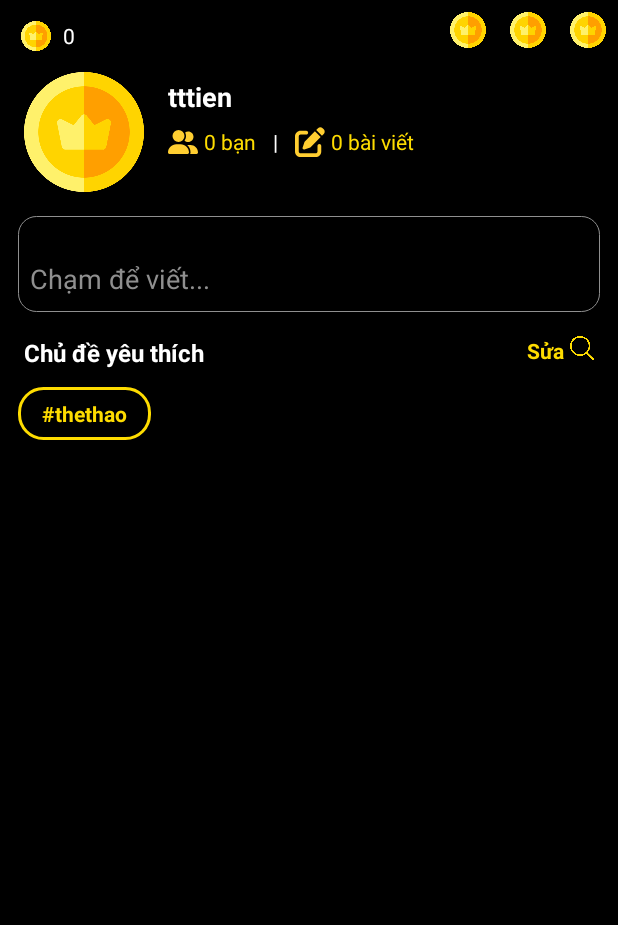
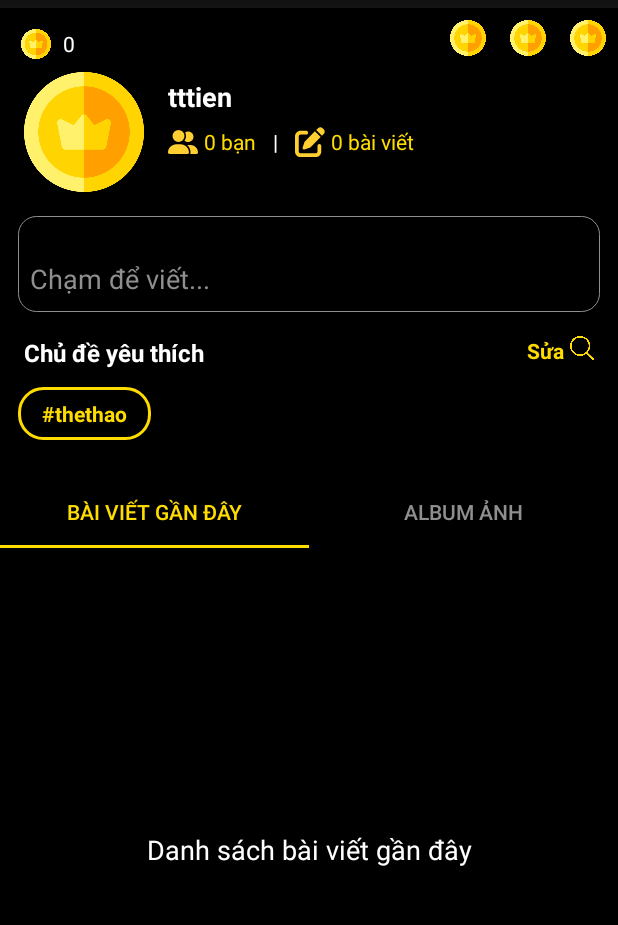
Before and after one commit to NgTienDung1706/AppSocialNetwork, an Android app: the fragment ProfileFragment shown on its own in the app's theme, on a phone screen of 412 x 824 dp, the part 84-1009 px from its top. Run offline under Robolectric (Android 15) with nearby library versions, the phone set to English and light mode, and no system bars; our stand-ins replace FlexboxLayout.

Commit message:
update profile 2

```diff
--- /dev/null
+++ b/app/src/main/java/vn/tiendung/socialnetwork/Adapter/ViewPagerAdapter.java
@@ -0,0 +1,33 @@
+package vn.tiendung.socialnetwork.Adapter;
+
+import androidx.annotation.NonNull;
+import androidx.fragment.app.Fragment;
+import androidx.fragment.app.FragmentActivity;
+import androidx.viewpager2.adapter.FragmentStateAdapter;
+
+import vn.tiendung.socialnetwork.Fragment.AlbumFragment;
+import vn.tiendung.socialnetwork.Fragment.RecentPostsFragment;
+
+public class ViewPagerAdapter extends FragmentStateAdapter {
+    public ViewPagerAdapter(@NonNull FragmentActivity fragmentActivity) {
+        super(fragmentActivity);
+    }
+
+    @NonNull
+    @Override
+    public Fragment createFragment(int position) {
+        switch (position) {
+            case 0:
+                return new RecentPostsFragment(); // Tab 1
+            case 1:
+                return new AlbumFragment(); // Tab 2
+            default:
+                return new RecentPostsFragment();
+        }
+    }
+
+    @Override
+    public int getItemCount() {
+        return 2; // Tổng số tab
+    }
+}
--- /dev/null
+++ b/app/src/main/java/vn/tiendung/socialnetwork/Fragment/AlbumFragment.java
@@ -0,0 +1,20 @@
+package vn.tiendung.socialnetwork.Fragment;
+
+import android.os.Bundle;
+import android.view.LayoutInflater;
+import android.view.View;
+import android.view.ViewGroup;
+
+import androidx.annotation.NonNull;
+import androidx.annotation.Nullable;
+import androidx.fragment.app.Fragment;
+
+import vn.tiendung.socialnetwork.R;
+
+public class AlbumFragment extends Fragment {
+    @Nullable
+    @Override
+    public View onCreateView(@NonNull LayoutInflater inflater, @Nullable ViewGroup container, @Nullable Bundle savedInstanceState) {
+        return inflater.inflate(R.layout.album_fragment, container, false);
+    }
+}
--- a/app/src/main/java/vn/tiendung/socialnetwork/Fragment/ProfileFragment.java
+++ b/app/src/main/java/vn/tiendung/socialnetwork/Fragment/ProfileFragment.java
@@ -8,13 +8,36 @@ import android.view.ViewGroup;
 import androidx.annotation.NonNull;
 import androidx.annotation.Nullable;
 import androidx.fragment.app.Fragment;
+import androidx.viewpager2.widget.ViewPager2;
 
+import com.google.android.material.tabs.TabLayout;
+import com.google.android.material.tabs.TabLayoutMediator;
+
+import vn.tiendung.socialnetwork.Adapter.ViewPagerAdapter;
 import vn.tiendung.socialnetwork.R;
 
 public class ProfileFragment extends Fragment {
     @Nullable
     @Override
     public View onCreateView(@NonNull LayoutInflater inflater, @Nullable ViewGroup container, @Nullable Bundle savedInstanceState) {
-        return inflater.inflate(R.layout.profile_fragment, container, false);
+        // Tạo View trước khi return
+        View view = inflater.inflate(R.layout.profile_fragment, container, false);
+
+        TabLayout tabLayout = view.findViewById(R.id.tabLayout);
+        ViewPager2 viewPager = view.findViewById(R.id.viewPager);
+
+        ViewPagerAdapter adapter = new ViewPagerAdapter(getActivity());
+        viewPager.setAdapter(adapter);
+
+        // Liên kết TabLayout với ViewPager2
+        new TabLayoutMediator(tabLayout, viewPager, (tab, position) -> {
+            if (position == 0) {
+                tab.setText("Bài viết gần đây");
+            } else {
+                tab.setText("Album ảnh");
+            }
+        }).attach();
+
+        return view; // ĐẢM BẢO return SAU KHI setup xong
     }
 }
--- /dev/null
+++ b/app/src/main/java/vn/tiendung/socialnetwork/Fragment/RecentPostsFragment.java
@@ -0,0 +1,20 @@
+package vn.tiendung.socialnetwork.Fragment;
+
+import android.os.Bundle;
+import android.view.LayoutInflater;
+import android.view.View;
+import android.view.ViewGroup;
+
+import androidx.annotation.NonNull;
+import androidx.annotation.Nullable;
+import androidx.fragment.app.Fragment;
+
+import vn.tiendung.socialnetwork.R;
+
+public class RecentPostsFragment extends Fragment {
+    @Nullable
+    @Override
+    public View onCreateView(@NonNull LayoutInflater inflater, @Nullable ViewGroup container, @Nullable Bundle savedInstanceState) {
+        return inflater.inflate(R.layout.recent_posts_fragment, container, false);
+    }
+}
--- /dev/null
+++ b/app/src/main/res/layout/album_fragment.xml
@@ -0,0 +1,14 @@
+<?xml version="1.0" encoding="utf-8"?>
+<androidx.constraintlayout.widget.ConstraintLayout xmlns:android="http://schemas.android.com/apk/res/android"
+    android:layout_width="match_parent"
+    android:layout_height="match_parent">
+
+    <TextView
+        android:layout_width="match_parent"
+        android:layout_height="match_parent"
+        android:gravity="center"
+        android:text="Danh sách album ảnh"
+        android:textColor="@color/white"
+        android:textSize="18sp" />
+
+</androidx.constraintlayout.widget.ConstraintLayout>
--- a/app/src/main/res/layout/profile_fragment.xml
+++ b/app/src/main/res/layout/profile_fragment.xml
@@ -11,6 +11,7 @@
         layout="@layout/toolbarprofile_item"
         android:layout_width="match_parent"
         android:layout_height="wrap_content"
+        android:layout_marginTop="5dp"
         app:layout_constraintEnd_toEndOf="parent"
         app:layout_constraintStart_toStartOf="parent"
         app:layout_constraintTop_toTopOf="parent" />
@@ -114,7 +115,7 @@
             android:layout_marginStart="8dp"
             android:layout_marginTop="4dp"
             android:layout_marginBottom="3dp"
-            android:text="Đôi lời về bản thân"
+            android:text="Giới thiệu bản thân"
             android:textSize="10sp" />
 
         <TextView
@@ -210,6 +211,29 @@
             android:textStyle="bold" />
     </com.google.android.flexbox.FlexboxLayout>
 
+    <com.google.android.material.tabs.TabLayout
+        android:id="@+id/tabLayout"
+        android:layout_width="match_parent"
+        android:layout_height="wrap_content"
+        android:layout_marginTop="16dp"
+        app:layout_constraintEnd_toEndOf="parent"
+        app:layout_constraintStart_toStartOf="parent"
+        app:layout_constraintTop_toBottomOf="@id/flexboxLayout"
+        app:tabGravity="fill"
+        app:tabIndicatorColor="@color/yellow"
+        app:tabMode="fixed"
+        app:tabSelectedTextColor="@color/yellow"
+        app:tabTextColor="#8f8f8f"
+        android:background="@android:color/transparent"/>
+
+    <androidx.viewpager2.widget.ViewPager2
+        android:id="@+id/viewPager"
+        android:layout_width="match_parent"
+        android:layout_height="0dp"
+        app:layout_constraintTop_toBottomOf="@id/tabLayout"
+        app:layout_constraintStart_toStartOf="parent"
+        app:layout_constraintEnd_toEndOf="parent"
+        app:layout_constraintBottom_toBottomOf="parent" />
 
 
 
--- /dev/null
+++ b/app/src/main/res/layout/recent_posts_fragment.xml
@@ -0,0 +1,15 @@
+<?xml version="1.0" encoding="utf-8"?>
+<androidx.constraintlayout.widget.ConstraintLayout xmlns:android="http://schemas.android.com/apk/res/android"
+    android:layout_width="match_parent"
+    android:layout_height="match_parent">
+
+    <TextView
+        android:layout_width="match_parent"
+        android:layout_height="match_parent"
+        android:gravity="center"
+        android:text="Danh sách bài viết gần đây"
+        android:textColor="@color/white"
+        android:textSize="18sp" />
+
+
+</androidx.constraintlayout.widget.ConstraintLayout>
```
